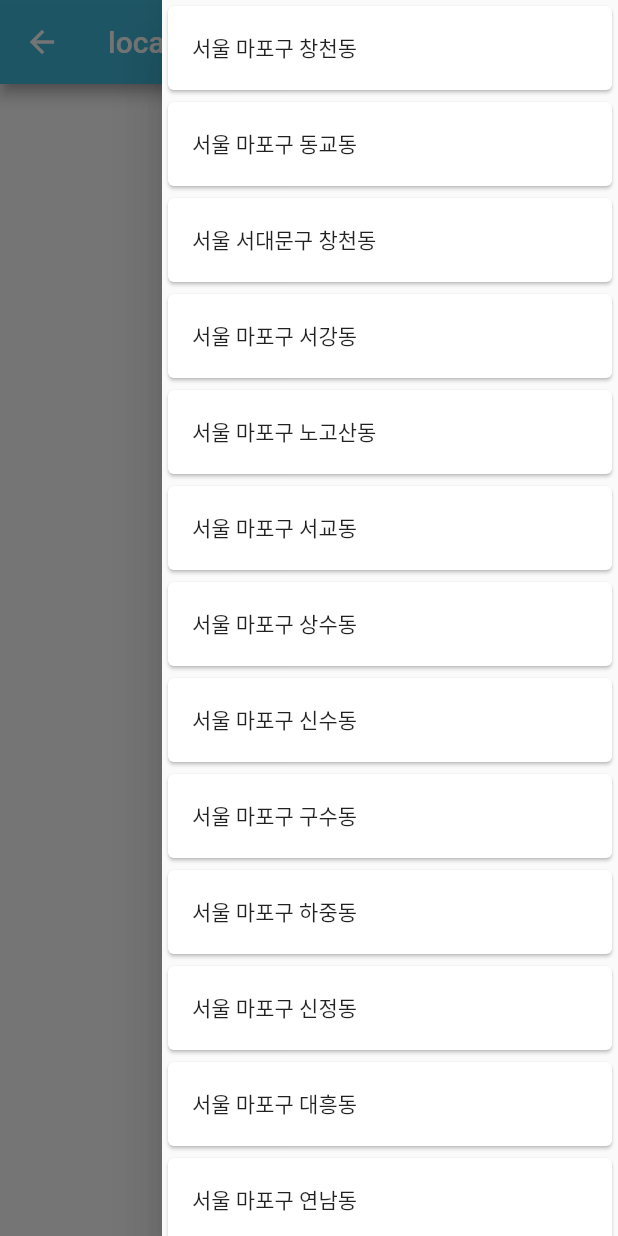
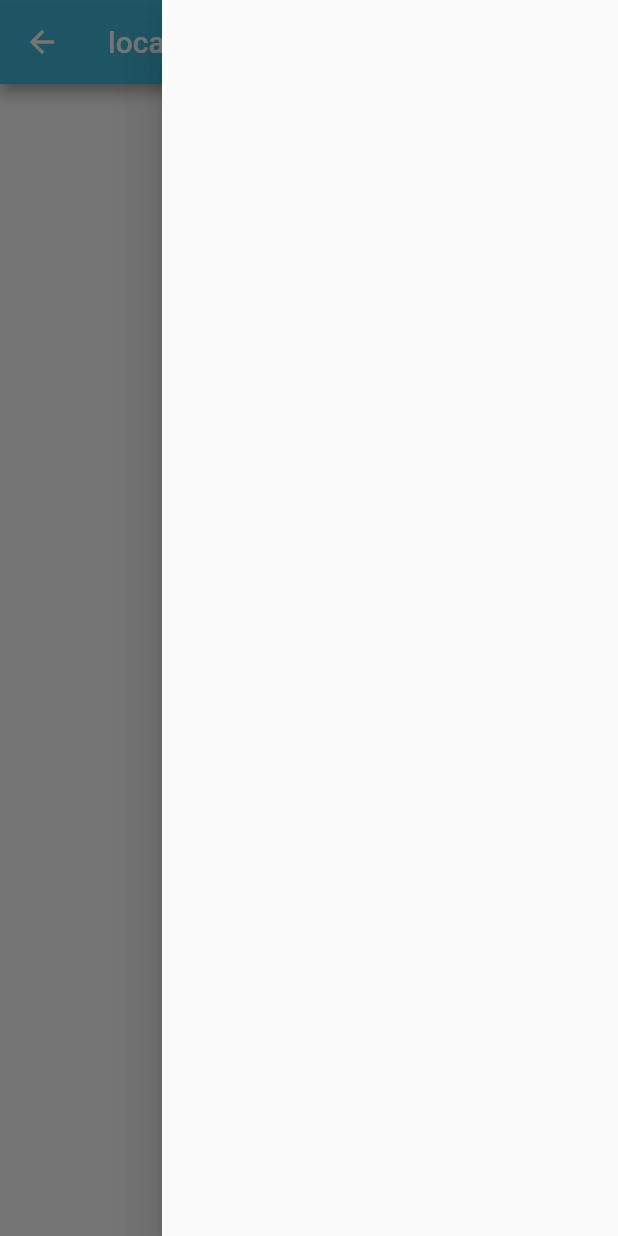
Before and after one commit to HongikB612/UrbanLink, a Flutter app: the PostsPage screen opened directly, after a tap on the "menu" icon, on a phone screen of 412 x 824 dp. Run offline on Flutter 3.47's test engine with Material 2 defaults, Android fonts, the phone set to English and light mode, and no system bars; our stand-ins replace anim_search_bar, cloud_firestore, firebase_auth, firebase_core, firebase_storage, geocoding and 6 more; accounts and stored records are empty.

Commit message:
Style Seperate the code

```diff
--- a/lib/pages/postpage/postingpage.dart
+++ b/lib/pages/postpage/postingpage.dart
@@ -131,6 +131,7 @@ class _PostingPageState extends State<PostingPage> {
                         FirebaseAuth.instance.currentUser!.uid);
 
                     const communityId = '';
+
                     PostingService.postingByPosts(myUser!, _content, _headline,
                         communityId, locationId, images);
 
--- a/lib/widgets/location_drawer_widget.dart
+++ b/lib/widgets/location_drawer_widget.dart
@@ -12,46 +12,33 @@ class LocationDrawerWidget extends StatefulWidget {
 }
 
 class _LocationDrawerWidgetState extends State<LocationDrawerWidget> {
-  List<String> fakeLocations = [
-    "서울 마포구 창천동",
-    "서울 마포구 동교동",
-    "서울 서대문구 창천동",
-    "서울 마포구 서강동",
-    "서울 마포구 노고산동",
-    "서울 마포구 서교동",
-    "서울 마포구 상수동",
-    "서울 마포구 신수동",
-    "서울 마포구 구수동",
-    "서울 마포구 하중동",
-    "서울 마포구 신정동",
-    "서울 마포구 대흥동",
-    "서울 마포구 연남동",
-    "서울 마포구 현석동",
-    "서울 마포구 당인동",
-    "서울 마포구 용강동",
-    "서울 서대문구 대현동",
-    "서울 서대문구 신촌동",
-    "서울 마포구 염리동",
-    "서울 서대문구 대신동",
-    "서울 마포구 토정동",
-    "서울 마포구 망원제1동",
-    "서울 마포구 합정동",
-    "서울 마포구 성산제1동"
-  ];
+  List<String> locations = [];
+
+  @override
+  void initState() {
+    // TODO: implement initState
+    super.initState();
+
+    _getLocations();
+  }
 
   @override
   Widget build(BuildContext context) {
     return Drawer(
         child: ListView.builder(
-      itemCount: fakeLocations.length,
+      itemCount: locations.length,
       itemBuilder: (c, i) => Card(
         child: ListTile(
-          title: Text(fakeLocations[i]),
+          title: Text(locations[i]),
           onTap: () {
-            Get.to(() => const PostsPage(), arguments: fakeLocations[i]);
+            Get.to(() => const PostsPage(), arguments: locations[i]);
           },
         ),
       ),
     ));
   }
+
+  Future<void> _getLocations() async {
+
+  }
 }
```
